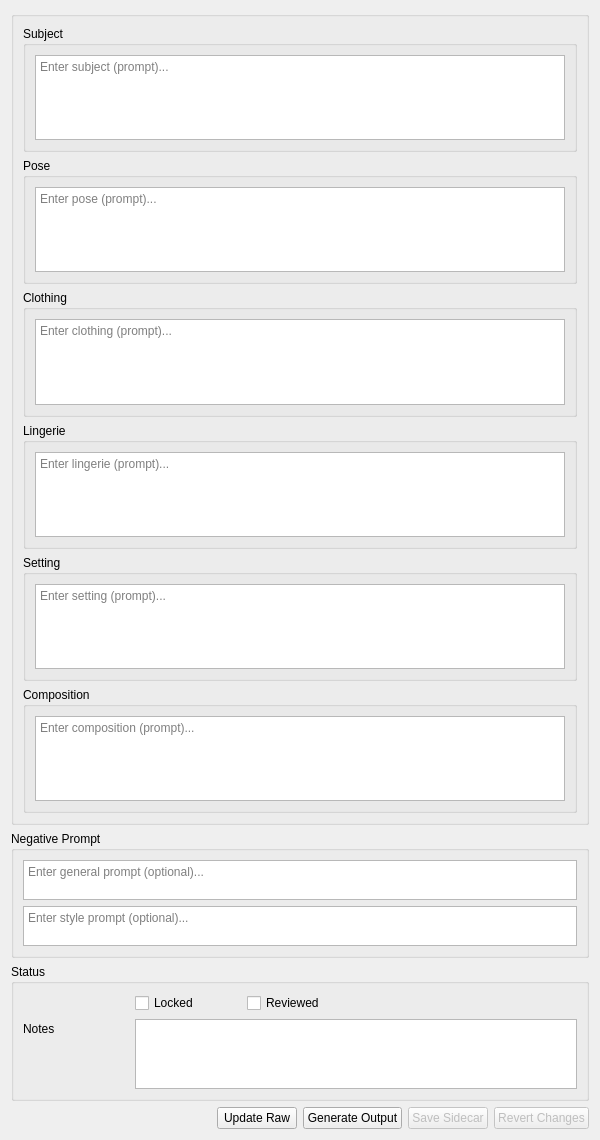
Qt form Qt/widgets/editorPanel.ui (Glawster/sidecarEditor) before a commit.
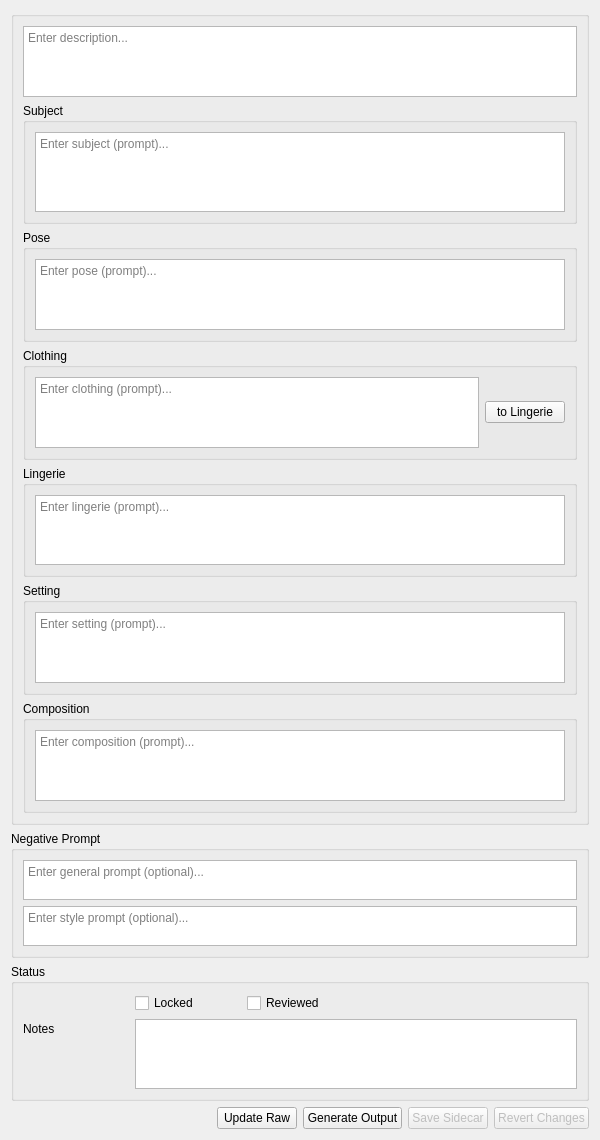
The same form after that commit.

Commit message: Refactor EditorPanel: streamline prompt handling, add description field, and implement send to lingerie functionality

```diff
--- a/Qt/widgets/editorPanel.ui
+++ b/Qt/widgets/editorPanel.ui
@@ -20,6 +20,13 @@
       <string/>
      </property>
      <layout class="QVBoxLayout" name="verticalLayout_2">
+      <item>
+       <widget class="QTextEdit" name="txtDescriptionPrompt">
+        <property name="placeholderText">
+         <string>Enter description...</string>
+        </property>
+       </widget>
+      </item>
       <item>
        <widget class="QGroupBox" name="grpSubject">
         <property name="title">
@@ -83,6 +90,13 @@
            </property>
           </widget>
          </item>
+         <item row="0" column="1">
+          <widget class="QPushButton" name="btnSendToLingerie">
+           <property name="text">
+            <string>to Lingerie</string>
+           </property>
+          </widget>
+         </item>
         </layout>
        </widget>
       </item>
```
The commit also changes 6 other files.
